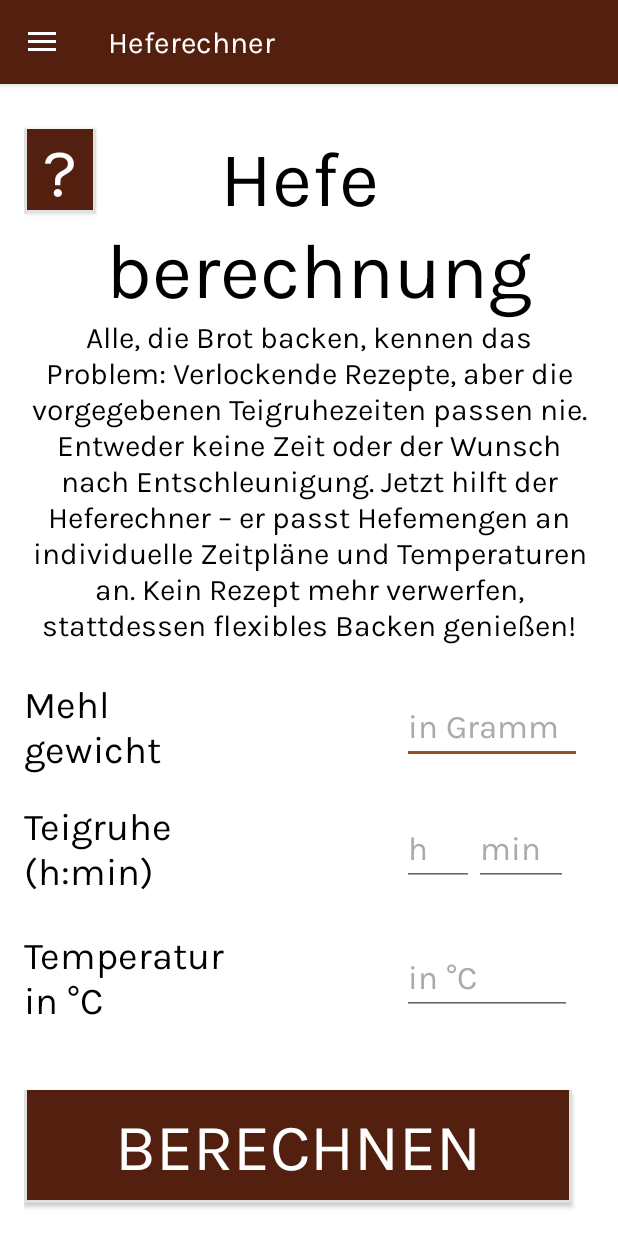
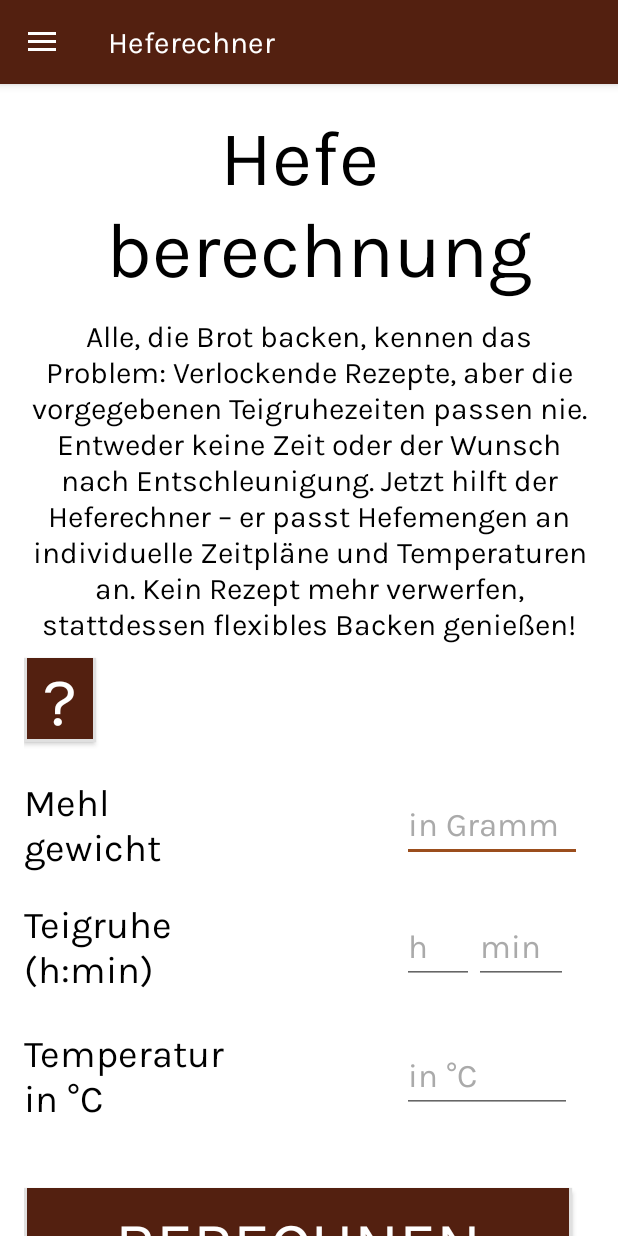
Before and after one commit to SebastianWeber99/HefeHelfer, an Android app: the screen it shows after launch (MainActivity), after a tap on "BERECHNEN", on a phone screen of 412 x 824 dp. Run offline under Robolectric (Android 15) with nearby library versions, the phone set to English and light mode, and no system bars; our stand-ins replace navigation-ui.

Commit message:
layout anpassungen kleinscheiß

```diff
--- a/app/src/main/java/hefe/example/hefe/ui/home/HomeFragment.java
+++ b/app/src/main/java/hefe/example/hefe/ui/home/HomeFragment.java
@@ -26,7 +26,7 @@ public class HomeFragment extends Fragment {
     private EditText numberField;
     private Button calculateButton;
     private TextView resultLabel;
-private TextView resultLabel2;
+    private TextView resultLabel2;
     private TextView resultLabel3;
     private TextView resultLabel4;
     private double resultLabel5 = 0.0; // New variable of type double for resultlabel5
@@ -44,6 +44,7 @@ private TextView resultLabel2;
     private boolean iscontentTextView2Visible = false;
 
     private boolean iscontentTextView3Visible = false;
+
     @Nullable
     @Override
     public View onCreateView(@NonNull LayoutInflater inflater, @Nullable ViewGroup container, @Nullable Bundle savedInstanceState) {
@@ -60,8 +61,8 @@ private TextView resultLabel2;
         editText6 = rootView.findViewById(R.id.editText6); // Initialize the new EditText
         textView16 = rootView.findViewById(R.id.textView16);
         button3 = rootView.findViewById(R.id.button3);
-       numberField.addTextChangedListener(decimalTextWatcher);
-       Celsius.addTextChangedListener(decimalTextWatcher);
+        numberField.addTextChangedListener(decimalTextWatcher);
+        Celsius.addTextChangedListener(decimalTextWatcher);
         contentTextView1 = rootView.findViewById(R.id.contentTextView1);
         contentTextView2 = rootView.findViewById(R.id.contentTextView2);
         contentTextView3 = rootView.findViewById(R.id.contentTextView3);
@@ -118,6 +119,7 @@ private TextView resultLabel2;
             isEditing = false;
         }
     };
+
     private void calculateResultLabel5() {
         String input1 = editText4.getText().toString().trim();
         String input2 = editText6.getText().toString().trim();
@@ -133,7 +135,7 @@ private TextView resultLabel2;
             double value2 = Double.parseDouble(input2);
 
             // Perform your calculation for resultlabel5
-            double result = value1 + (value2/60); // For example, you can add both values
+            double result = value1 + (value2 / 60); // For example, you can add both values
             // Format the result to display only 2 decimal places
 
             resultLabel5 = result; // Update the resultLabel5 double variable
@@ -185,12 +187,9 @@ private TextView resultLabel2;
 
             // Format the results to display only 2 decimal places
             DecimalFormat decimalFormat = new DecimalFormat("#.##");
-            String formattedResult = decimalFormat.format(result)+ "g";
-            String formattedDividedResult = decimalFormat.format(dividedResult)+ "g";
-            String formattedResult2 = decimalFormat.format(result2)+ "g";
-
-
-
+            String formattedResult = decimalFormat.format(result) + "g";
+            String formattedDividedResult = decimalFormat.format(dividedResult) + "g";
+            String formattedResult2 = decimalFormat.format(result2) + "g";
 
 
             resultLabel.setText(formattedResult);
@@ -221,7 +220,6 @@ private TextView resultLabel2;
     }
 
 
-
     private void updatecontentTextView1Visibility() {
         if (iscontentTextView1Visible) {
             contentTextView1.setVisibility(View.VISIBLE);
@@ -229,6 +227,7 @@ private TextView resultLabel2;
             contentTextView1.setVisibility(View.GONE);
         }
     }
+
     private void updatecontentTextView2Visibility() {
         if (iscontentTextView2Visible) {
             contentTextView2.setVisibility(View.VISIBLE);
@@ -236,6 +235,7 @@ private TextView resultLabel2;
             contentTextView2.setVisibility(View.GONE);
         }
     }
+
     private void updatecontentTextView3Visibility() {
         if (iscontentTextView3Visible) {
             contentTextView3.setVisibility(View.VISIBLE);
@@ -245,5 +245,8 @@ private TextView resultLabel2;
     }
 
     private void showTime(String time) {
-        resultLabel4.setText(time); // Hier wird "Uhr" hinzugefügt
-    }}
+        String uhrString = getResources().getString(R.string.uhr);
+        String timeWithSuffix = time + " " + uhrString;
+        resultLabel4.setText(timeWithSuffix);
+    }
+}
--- a/app/src/main/res/layout/fragment_gallery.xml
+++ b/app/src/main/res/layout/fragment_gallery.xml
@@ -184,8 +184,8 @@
 
         <ImageView
             android:id="@+id/imageView2"
-            android:layout_width="148dp"
-            android:layout_height="328dp"
+            android:layout_width="155dp"
+            android:layout_height="238dp"
             app:layout_constraintEnd_toEndOf="parent"
             app:layout_constraintStart_toStartOf="parent"
             app:layout_constraintTop_toBottomOf="@id/contentTextView5"
--- a/app/src/main/res/layout/fragment_home.xml
+++ b/app/src/main/res/layout/fragment_home.xml
@@ -17,18 +17,18 @@
         <TextView
             android:id="@+id/ueberschrfit"
             android:layout_width="match_parent"
-            android:minHeight="20mm"
             android:layout_height="wrap_content"
             android:autoSizeTextType="uniform"
+            android:gravity="center"
             android:hyphenationFrequency="full"
+            android:minHeight="20mm"
             android:text="@string/h.Hefeberechnung"
             android:textSize="35dp"
-            android:gravity="center"
 
             app:layout_constraintBottom_toBottomOf="parent"
             app:layout_constraintEnd_toEndOf="parent"
             app:layout_constraintTop_toTopOf="parent"
-            app:layout_constraintVertical_bias="0.014" />
+            app:layout_constraintVertical_bias="0.0" />
 
         <TextView
             android:id="@+id/textView7"
@@ -42,7 +42,7 @@
             app:layout_constraintEnd_toEndOf="parent"
             app:layout_constraintHorizontal_bias="0.0"
             app:layout_constraintStart_toStartOf="parent"
-            app:layout_constraintTop_toBottomOf="@+id/textView16" />
+            app:layout_constraintTop_toBottomOf="@+id/button3" />
 
         <EditText
             android:id="@+id/editText"
@@ -56,7 +56,7 @@
             android:textSize="22dp"
             app:layout_constraintBottom_toBottomOf="@+id/textView7"
             app:layout_constraintStart_toEndOf="@+id/textView7"
-            app:layout_constraintTop_toBottomOf="@+id/textView16" />
+            app:layout_constraintTop_toBottomOf="@+id/button3" />
 
         <TextView
             android:id="@+id/textView2"
@@ -255,7 +255,7 @@
         <TextView
             android:id="@+id/resultlabel4"
             android:layout_width="18mm"
-            android:layout_height="9mm"
+            android:layout_height="wrap_content"
             android:layout_marginStart="7mm"
             android:layout_marginTop="40dp"
             android:textSize="25sp"
@@ -277,17 +277,16 @@
             android:layout_width="48dp"
             android:layout_height="56dp"
             android:layout_gravity="center"
+            android:layout_marginTop="10dp"
             android:autoSizeTextType="uniform"
             android:background="@drawable/button_background_3d"
             android:text="@string/Frage"
             android:textColor="@color/white"
             android:textSize="19sp"
-            app:layout_constraintBottom_toBottomOf="@+id/ueberschrfit"
-            app:layout_constraintEnd_toEndOf="@+id/ueberschrfit"
+            app:layout_constraintEnd_toEndOf="@+id/textView7"
             app:layout_constraintHorizontal_bias="0.0"
-            app:layout_constraintStart_toStartOf="@+id/ueberschrfit"
-            app:layout_constraintTop_toTopOf="@+id/ueberschrfit"
-            app:layout_constraintVertical_bias="0.0" />
+            app:layout_constraintStart_toStartOf="@+id/textView7"
+            app:layout_constraintTop_toBottomOf="@+id/textView16" />
 
         <TextView
             android:id="@+id/textView16"
@@ -299,7 +298,8 @@
             app:layout_constraintBottom_toTopOf="@+id/textView7"
             app:layout_constraintEnd_toStartOf="@+id/editText"
             app:layout_constraintStart_toStartOf="parent"
-            app:layout_constraintTop_toBottomOf="@+id/ueberschrfit" />
+            app:layout_constraintTop_toBottomOf="@+id/ueberschrfit"
+            app:layout_constraintVertical_bias="0.13" />
 
 
         <TextView
--- a/app/src/main/res/values/strings.xml
+++ b/app/src/main/res/values/strings.xml
@@ -38,7 +38,7 @@
 
     <string name="f.dingen">Wie bei so vielen Dingen ist noch kein Meister vom Himmel gefallen. \n Das sollte dir auch bei der Auswahl des Rezeptes bewusst sein. Natürlich hören sich die Rezepte mit unfassbar vielen Zutaten wahnsinnig spannend an, trotzdem empfehle ich dir, zu Beginn mit kleineren Rezepten anzufangen. \n Sobald du ein Gefühl für verschiedene Teige hast und deine Basic-Rezepte funktionieren, kannst du zu fortgeschritteneren Rezepten übergehen und andere mit deinem Wissen begeistern. </string>
 
-    <string name="f.vorfreude">Trotz nachvollziehbarer Vorfreude aufs Backen ist eine strukturierte Vorbereitung sinnvoll und notwendig. \n Jeder, dem schon einmal während des Knetvorgangs mit der Hand aufgefallen ist, dass eine Zutat fehlt und diese anschließend versucht hat, mit teigverschmierten Händen aus dem Schrank zu holen und abzuwiegen, weiß wovon ich spreche. \n Überlege dir deshalb vor dem Backen was du brauchst und richte es dir ordentlich auf deine Arbeitsfläche.\n Falls dir ein Material fehlt, werde kreativ. \n So kann zum Beispiel ein Nudelsieb mit eingelegtem Küchentuch eine super Alternative zu einem Gärkörbchen sein oder du nutzt eine Blumenspritze, um Schwaden im Ofen zu erzeugen. </string>
+    <string name="f.vorfreude">Trotz nachvollziehbarer Vorfreude aufs Backen ist eine strukturierte Vorbereitung sinnvoll und notwendig. \n Jeder, dem schon einmal während des Knetvorgangs mit der Hand aufgefallen ist, dass eine Zutat fehlt und diese anschließend versucht hat, mit teigverschmierten Händen aus dem Schrank zu holen und abzuwiegen, weiß wovon ich spreche. \n Überlege dir deshalb vor dem Backen was du brauchst und richte es dir ordentlich auf deine Arbeitsfläche.\n Falls dir ein Material fehlt, werde kreativ. \n So kann zum Beispiel ein Nudelsieb mit eingelegtem Küchentuch eine super Alternative zu einem Gärkörbchen sein.</string>
 
     <string name="f.teiglinge">Wann sind mein Teig bzw. meine Teiglinge fertig ?</string>
 
@@ -291,5 +291,5 @@
 <string name="h.dauererkleart">Gib an, wie lange du deinen Teig vor dem Backen ruhen lassen willst. </string>
 <string name="h.temperkleart">Gib die Temperatur des Ortes an, an welchem dein Teig ruht, z.B. die Raumtemperatur (23°C) oder der Kühlschrank (ca.  7°C).</string>
 <string name="keinlauf">noch kein Keks erworben</string>
-
+<string name="uhr">Uhr</string>
 </resources>
```
Also changed, not shown: 13 other files.
